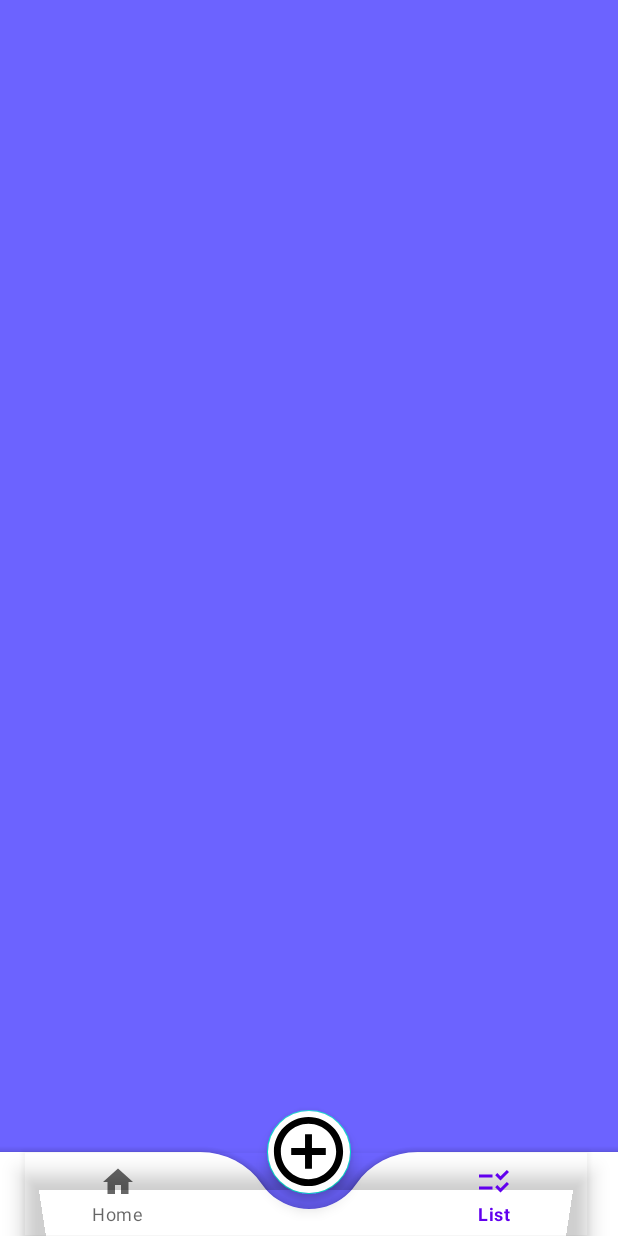
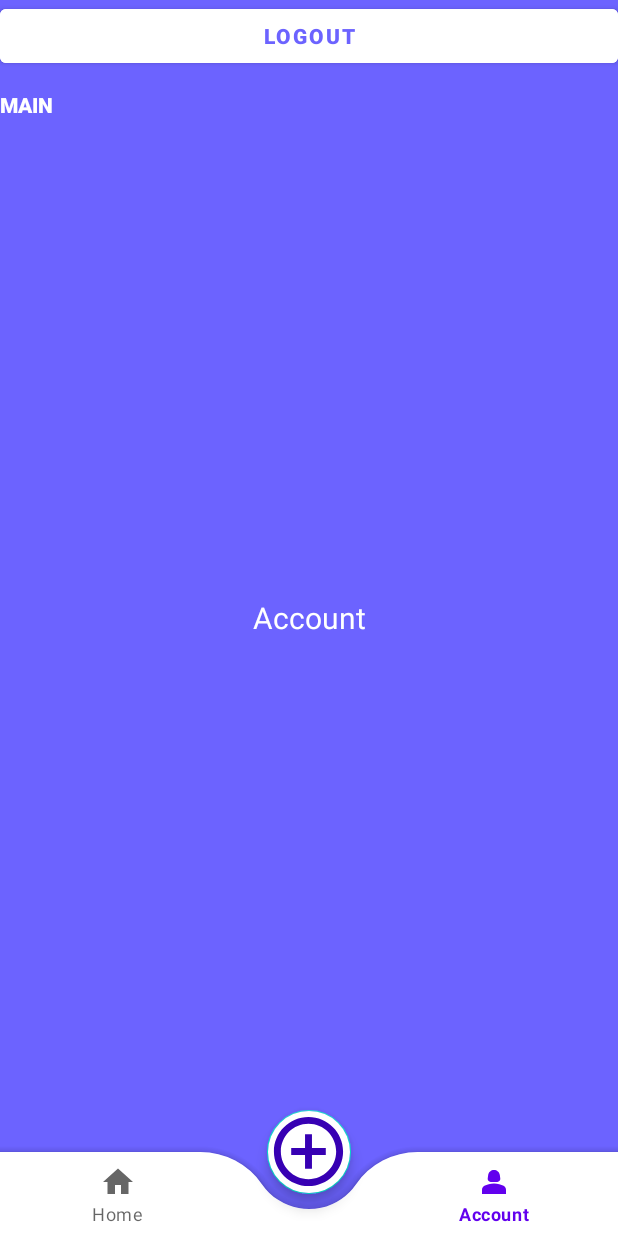
Before and after one commit to KuroiiDev/ngabsen_android, an Android app: the screen it shows after launch once a user with an empty profile is signed in (MainActivity), item 3 of the bottom bar chosen, on a phone screen of 412 x 824 dp. Run offline under Robolectric (Android 15) with nearby library versions, the phone set to English and light mode, and no system bars; our stand-ins replace Firebase (no records; nobody signed in at launch, a user with empty details on screens opened directly).

Commit message:
fragment

```diff
--- a/app/build.gradle
+++ b/app/build.gradle
@@ -27,6 +27,9 @@ android {
         sourceCompatibility JavaVersion.VERSION_1_8
         targetCompatibility JavaVersion.VERSION_1_8
     }
+    buildFeatures {
+        viewBinding true
+    }
 }
 
 dependencies {
--- a/app/src/main/AndroidManifest.xml
+++ b/app/src/main/AndroidManifest.xml
@@ -22,7 +22,7 @@
 
                 <category android:name="android.intent.category.LAUNCHER" />
             </intent-filter>
-        </activity>"
+        </activity>
         <activity
             android:name=".MainActivity"
             android:exported="false"/>
--- a/app/src/main/java/com/example/ngab_sen/ListFragment.java
+++ b/app/src/main/java/com/example/ngab_sen/AccountFragment.java
@@ -10,10 +10,10 @@ import android.view.ViewGroup;
 
 /**
  * A simple {@link Fragment} subclass.
- * Use the {@link ListFragment#newInstance} factory method to
+ * Use the {@link AccountFragment#newInstance} factory method to
  * create an instance of this fragment.
  */
-public class ListFragment extends Fragment {
+public class AccountFragment extends Fragment {
 
     // TODO: Rename parameter arguments, choose names that match
     // the fragment initialization parameters, e.g. ARG_ITEM_NUMBER
@@ -24,7 +24,7 @@ public class ListFragment extends Fragment {
     private String mParam1;
     private String mParam2;
 
-    public ListFragment() {
+    public AccountFragment() {
         // Required empty public constructor
     }
 
@@ -34,11 +34,11 @@ public class ListFragment extends Fragment {
      *
      * @param param1 Parameter 1.
      * @param param2 Parameter 2.
-     * @return A new instance of fragment ListFragment.
+     * @return A new instance of fragment AccountFragment.
      */
     // TODO: Rename and change types and number of parameters
-    public static ListFragment newInstance(String param1, String param2) {
-        ListFragment fragment = new ListFragment();
+    public static AccountFragment newInstance(String param1, String param2) {
+        AccountFragment fragment = new AccountFragment();
         Bundle args = new Bundle();
         args.putString(ARG_PARAM1, param1);
         args.putString(ARG_PARAM2, param2);
@@ -59,6 +59,6 @@ public class ListFragment extends Fragment {
     public View onCreateView(LayoutInflater inflater, ViewGroup container,
                              Bundle savedInstanceState) {
         // Inflate the layout for this fragment
-        return inflater.inflate(R.layout.fragment_list, container, false);
+        return inflater.inflate(R.layout.fragment_account, container, false);
     }
 }
--- a/app/src/main/java/com/example/ngab_sen/MainActivity.java
+++ b/app/src/main/java/com/example/ngab_sen/MainActivity.java
@@ -1,6 +1,9 @@
 package com.example.ngab_sen;
 
 import androidx.appcompat.app.AppCompatActivity;
+import androidx.fragment.app.Fragment;
+import androidx.fragment.app.FragmentManager;
+import androidx.fragment.app.FragmentTransaction;
 
 import android.content.Intent;
 import android.os.Bundle;
@@ -8,39 +11,64 @@ import android.view.View;
 import android.widget.Button;
 import android.widget.TextView;
 
+import com.example.ngab_sen.databinding.ActivityMainBinding;
 import com.google.firebase.auth.FirebaseAuth;
 import com.google.firebase.auth.FirebaseUser;
 
 public class MainActivity extends AppCompatActivity {
 
-    FirebaseAuth auth;
-    Button button;
-    TextView textView;
-    FirebaseUser user;
+//    FirebaseAuth auth;
+//    Button button;
+//    TextView textView;
+//    FirebaseUser user;
+    ActivityMainBinding binding;
+
     @Override
     protected void onCreate(Bundle savedInstanceState) {
         super.onCreate(savedInstanceState);
         setContentView(R.layout.activity_main);
         getSupportActionBar().hide();
 
-        auth = FirebaseAuth.getInstance();
-        button = (Button) findViewById(R.id.logout);
-        textView = (TextView) findViewById(R.id.userDetails);
-        user = auth.getCurrentUser();
-        if (user == null) {
-            startActivity(new Intent(getApplicationContext(), LoginActivity.class));
-            finish();
-        }else {
-            textView.setText(user.getEmail());
-        }
-        button.setOnClickListener(new View.OnClickListener() {
-            public void onClick(View v) {
-                FirebaseAuth.getInstance().signOut();
-                if (auth.getCurrentUser() == null) {
-                    startActivity(new Intent(getApplicationContext(), LoginActivity.class));
-                    finish();
+        binding = ActivityMainBinding.inflate(getLayoutInflater());
+        setContentView(binding.getRoot());
+        binding.bottomNavigationView.setBackground(null);
+        binding.bottomNavigationView.setOnItemSelectedListener(item ->{
+                switch (item.getItemId()) {
+                    case R.id.home:
+                        replaceFragment(new HomeFragment());
+                        break;
+
+                    case R.id.account:
+                        replaceFragment(new AccountFragment());
+                        break;
                 }
-            }
+                return true;
         });
+
+//        auth = FirebaseAuth.getInstance();
+//        button = (Button) findViewById(R.id.logout);
+//        textView = (TextView) findViewById(R.id.userDetails);
+//        user = auth.getCurrentUser();
+//        if (user == null) {
+//            startActivity(new Intent(getApplicationContext(), LoginActivity.class));
+//            finish();
+//        }else {
+//            textView.setText(user.getEmail());
+//        }
+//        button.setOnClickListener(new View.OnClickListener() {
+//            public void onClick(View v) {
+//                FirebaseAuth.getInstance().signOut();
+//                if (auth.getCurrentUser() == null) {
+//                    startActivity(new Intent(getApplicationContext(), LoginActivity.class));
+//                    finish();
+//                }
+//            }
+//        });
+    }
+    private void replaceFragment(Fragment fragment){
+        FragmentManager fm = getSupportFragmentManager();
+        FragmentTransaction ft = fm.beginTransaction();
+        ft.replace(R.id.frame_layout, fragment);
+        ft.commit();
     }
 }
--- /dev/null
+++ b/app/src/main/res/drawable/account_icon_light.xml
@@ -0,0 +1,6 @@
+<vector android:height="24dp" android:tint="#000000"
+    android:viewportHeight="24" android:viewportWidth="24"
+    android:width="24dp" xmlns:android="http://schemas.android.com/apk/res/android">
+    <path android:fillColor="@android:color/white" android:pathData="M18.39,14.56C16.71,13.7 14.53,13 12,13c-2.53,0 -4.71,0.7 -6.39,1.56C4.61,15.07 4,16.1 4,17.22V20h16v-2.78C20,16.1 19.39,15.07 18.39,14.56z"/>
+    <path android:fillColor="@android:color/white" android:pathData="M9.78,12h4.44c1.21,0 2.14,-1.06 1.98,-2.26l-0.32,-2.45C15.57,5.39 13.92,4 12,4S8.43,5.39 8.12,7.29L7.8,9.74C7.64,10.94 8.57,12 9.78,12z"/>
+</vector>
--- a/app/src/main/res/drawable/add_icon_dark.xml
+++ /dev/null
@@ -1,5 +0,0 @@
-<vector android:height="24dp" android:tint="#FFFFFF"
-    android:viewportHeight="24" android:viewportWidth="24"
-    android:width="24dp" xmlns:android="http://schemas.android.com/apk/res/android">
-    <path android:fillColor="@android:color/white" android:pathData="M13,8c0,-2.21 -1.79,-4 -4,-4S5,5.79 5,8s1.79,4 4,4S13,10.21 13,8zM15,10v2h3v3h2v-3h3v-2h-3V7h-2v3H15zM1,18v2h16v-2c0,-2.66 -5.33,-4 -8,-4S1,15.34 1,18z"/>
-</vector>
--- a/app/src/main/res/drawable/home_icon_dark.xml
+++ /dev/null
@@ -1,5 +0,0 @@
-<vector android:height="24dp" android:tint="#FFFFFF"
-    android:viewportHeight="24" android:viewportWidth="24"
-    android:width="24dp" xmlns:android="http://schemas.android.com/apk/res/android">
-    <path android:fillColor="@android:color/white" android:pathData="M10,20v-6h4v6h5v-8h3L12,3 2,12h3v8z"/>
-</vector>
--- a/app/src/main/res/drawable/list_icon_dark.xml
+++ /dev/null
@@ -1,5 +0,0 @@
-<vector android:height="24dp" android:tint="#FFFFFF"
-    android:viewportHeight="24" android:viewportWidth="24"
-    android:width="24dp" xmlns:android="http://schemas.android.com/apk/res/android">
-    <path android:fillColor="@android:color/white" android:pathData="M11,7H2v2h9V7zM11,15H2v2h9V15zM16.34,11l-3.54,-3.54l1.41,-1.41l2.12,2.12l4.24,-4.24L22,5.34L16.34,11zM16.34,19l-3.54,-3.54l1.41,-1.41l2.12,2.12l4.24,-4.24L22,13.34L16.34,19z"/>
-</vector>
--- a/app/src/main/res/drawable/list_icon_light.xml
+++ /dev/null
@@ -1,5 +0,0 @@
-<vector android:height="24dp" android:tint="#000000"
-    android:viewportHeight="24" android:viewportWidth="24"
-    android:width="24dp" xmlns:android="http://schemas.android.com/apk/res/android">
-    <path android:fillColor="@android:color/white" android:pathData="M11,7H2v2h9V7zM11,15H2v2h9V15zM16.34,11l-3.54,-3.54l1.41,-1.41l2.12,2.12l4.24,-4.24L22,5.34L16.34,11zM16.34,19l-3.54,-3.54l1.41,-1.41l2.12,2.12l4.24,-4.24L22,13.34L16.34,19z"/>
-</vector>
--- a/app/src/main/res/layout/activity_main.xml
+++ b/app/src/main/res/layout/activity_main.xml
@@ -40,21 +40,8 @@
         android:src="@drawable/add_icon_light"
         app:layout_anchor="@id/bottomAppBar"
         app:maxImageSize="55dp"
-        android:tint="@color/main"/>
+        app:tint="@color/purple_700"/>
 
-<!--    <TextView-->
-<!--        android:id="@+id/userDetails"-->
-<!--        android:layout_width="match_parent"-->
-<!--        android:layout_height="wrap_content"-->
-<!--        android:textStyle="bold"-->
-<!--        android:text="MAIN"-->
-<!--        android:textAppearance="@style/TextAppearance.AppCompat.Body2"-->
-<!--        android:textAlignment="center"/>-->
-<!--    <Button-->
-<!--        android:id="@+id/logout"-->
-<!--        android:layout_width="match_parent"-->
-<!--        android:layout_height="wrap_content"-->
-<!--        android:text="Logout"/>-->
 
 
 </androidx.coordinatorlayout.widget.CoordinatorLayout>
--- /dev/null
+++ b/app/src/main/res/layout/fragment_account.xml
@@ -0,0 +1,38 @@
+<?xml version="1.0" encoding="utf-8"?>
+<FrameLayout xmlns:android="http://schemas.android.com/apk/res/android"
+    xmlns:tools="http://schemas.android.com/tools"
+    android:layout_width="match_parent"
+    android:layout_height="match_parent"
+    android:background="@color/main"
+    tools:context=".AccountFragment">
+
+    <!-- TODO: Update blank fragment layout -->
+    <TextView
+        android:layout_width="match_parent"
+        android:layout_height="match_parent"
+        android:text="Account"
+        android:gravity="center"
+        android:textSize="20sp"
+        android:textColor="@color/white"/>
+
+    <TextView
+        android:id="@+id/userDetails"
+        android:layout_width="match_parent"
+        android:layout_height="match_parent"
+        android:textStyle="bold"
+        android:text="MAIN"
+        android:textAppearance="@style/TextAppearance.AppCompat.Body2"
+        android:textColor="@color/white"
+        android:layout_marginTop="60dp"
+        android:layout_gravity="center_horizontal"/>
+    <Button
+        android:id="@+id/logout"
+        android:layout_width="match_parent"
+        android:layout_height="wrap_content"
+        android:backgroundTint="@color/white"
+        android:textColor="@color/main"
+        android:textStyle="bold"
+        android:text="Logout"/>
+
+
+</FrameLayout>
--- a/app/src/main/res/layout/fragment_home.xml
+++ b/app/src/main/res/layout/fragment_home.xml
@@ -3,12 +3,16 @@
     xmlns:tools="http://schemas.android.com/tools"
     android:layout_width="match_parent"
     android:layout_height="match_parent"
+    android:background="@color/main"
     tools:context=".HomeFragment">
 
     <!-- TODO: Update blank fragment layout -->
     <TextView
         android:layout_width="match_parent"
         android:layout_height="match_parent"
-        android:text="@string/hello_blank_fragment" />
+        android:text="Home"
+        android:gravity="center"
+        android:textSize="20sp"
+        android:textColor="@color/white"/>
 
 </FrameLayout>
--- a/app/src/main/res/menu/bottom_menu.xml
+++ b/app/src/main/res/menu/bottom_menu.xml
@@ -9,7 +9,7 @@
         android:title=""/>
 
     <item
-        android:id="@+id/list"
-        android:title="List"
-        android:icon="@drawable/list_icon_light" />
+        android:id="@+id/account"
+        android:title="Account"
+        android:icon="@drawable/account_icon_light"/>
 </menu>
```
Also changed, not shown: app/src/main/java/com/example/ngab_sen/HomeFragment.java (+0 -45 lines), app/src/main/res/layout/fragment_list.xml (deleted, +0 -14 lines).
